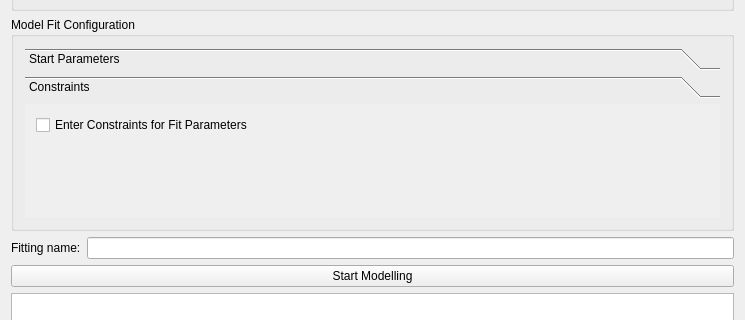
MITK/MITK, file Plugins/org.mitk.gui.qt.pharmacokinetics.pet/src/internal/PETDynamicViewControls.ui: the form before one commit; both pictures show x 0 to 745 and y 381 to 701 of the 745 by 898 pixel window.
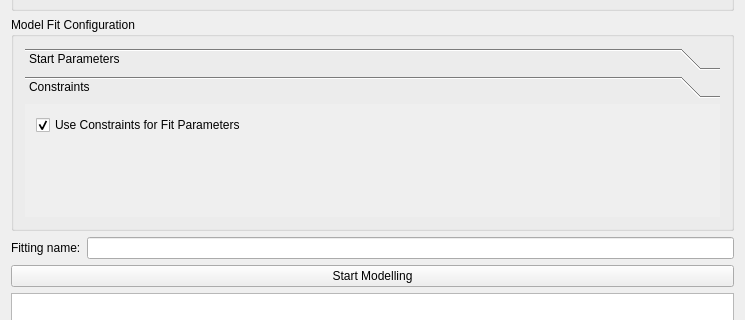
The form after the commit. The open tabs and pages were chosen to show the change. Custom widgets are drawn as their Qt base class.

The edit to the form file:
```diff
--- a/Plugins/org.mitk.gui.qt.pharmacokinetics.pet/src/internal/PETDynamicViewControls.ui
+++ b/Plugins/org.mitk.gui.qt.pharmacokinetics.pet/src/internal/PETDynamicViewControls.ui
@@ -234,8 +234,8 @@
           <rect>
            <x>0</x>
            <y>0</y>
-           <width>171</width>
-           <height>34</height>
+           <width>707</width>
+           <height>113</height>
           </rect>
          </property>
          <attribute name="label">
@@ -245,7 +245,10 @@
           <item>
            <widget class="QCheckBox" name="checkBox_Constraints">
             <property name="text">
-             <string>Enter Constraints for Fit Parameters</string>
+             <string>Use Constraints for Fit Parameters</string>
+            </property>
+            <property name="checked">
+             <bool>true</bool>
             </property>
            </widget>
           </item>
@@ -297,6 +300,12 @@
  </widget>
  <layoutdefault spacing="6" margin="11"/>
  <customwidgets>
+  <customwidget>
+   <class>QmitkSingleNodeSelectionWidget</class>
+   <extends>QWidget</extends>
+   <header location="global">QmitkSingleNodeSelectionWidget.h</header>
+   <container>1</container>
+  </customwidget>
   <customwidget>
    <class>QmitkSimpleBarrierManagerWidget</class>
    <extends>QWidget</extends>
@@ -307,12 +316,6 @@
    <extends>QWidget</extends>
    <header>QmitkInitialValuesManagerWidget.h</header>
   </customwidget>
-  <customwidget>
-   <class>QmitkSingleNodeSelectionWidget</class>
-   <extends>QWidget</extends>
-   <header>QmitkSingleNodeSelectionWidget.h</header>
-   <container>1</container>
-  </customwidget>
  </customwidgets>
  <resources/>
  <connections/>
```
Left out of the diff: 6 changed lines with no effect on the pictures.
